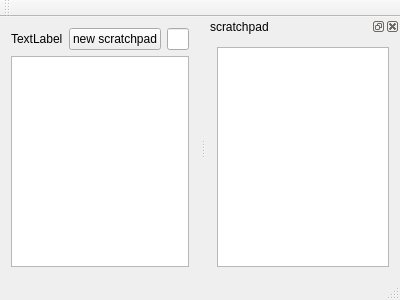
Above: scratchpad.ui from stoyan-shopov/scratchpad before the change. Below: the same form after it.
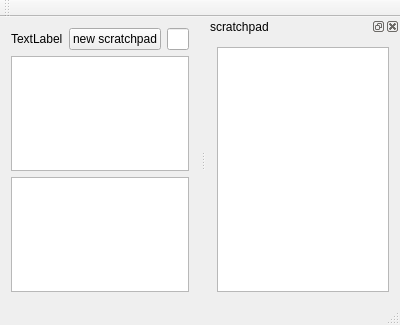
That is the form after the change.

Commit message: add an experimental file system browsing pane

```diff
--- a/scratchpad.ui
+++ b/scratchpad.ui
@@ -7,7 +7,7 @@
     <x>0</x>
     <y>0</y>
     <width>400</width>
-    <height>300</height>
+    <height>325</height>
    </rect>
   </property>
   <property name="windowTitle">
@@ -39,6 +39,9 @@
     <item>
      <widget class="QPlainTextEdit" name="sforthTextEdit"/>
     </item>
+    <item>
+     <widget class="QTreeView" name="treeView"/>
+    </item>
    </layout>
   </widget>
   <widget class="QMenuBar" name="menuBar">
```
The commit also changes 2 other files.
